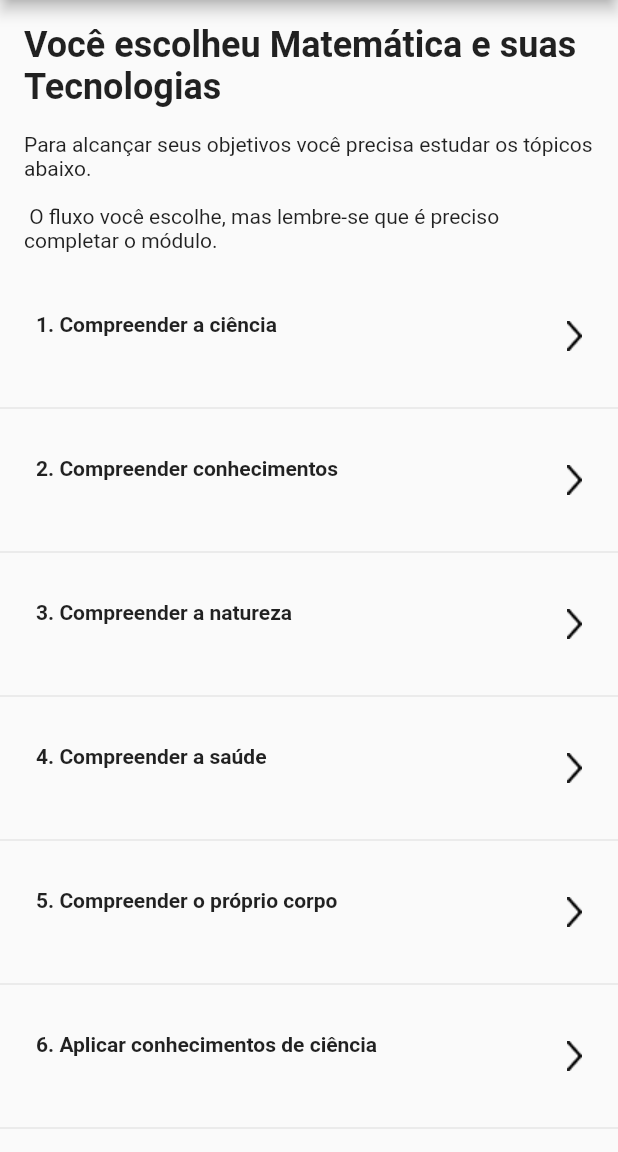
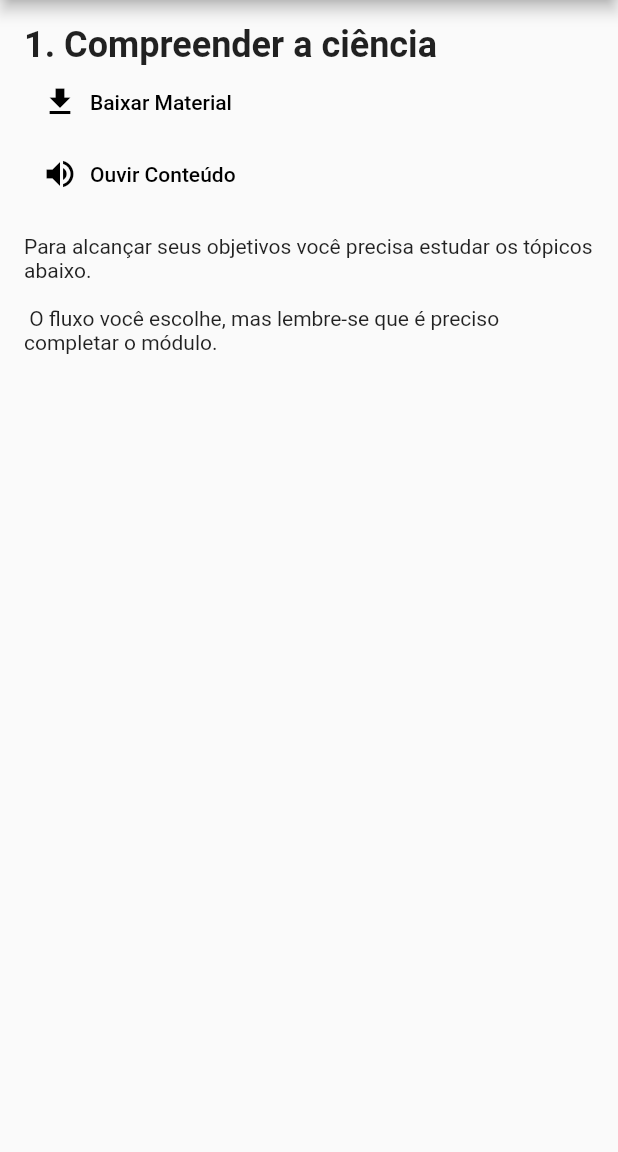
Before and after one commit to moville-hack-group-1/mobile, a Flutter app: the Catch screen opened directly, after a tap on "1. Compreender a ciência", on a phone screen of 412 x 824 dp, the part 84-1236 px from its top. Run offline on Flutter 3.47's test engine with Material 2 defaults, Android fonts, the phone set to English and light mode, and no system bars; our stand-ins replace fluttertoast, sqflite; missing offline and left inert: http_interceptor; accounts and stored records are empty.

Commit message:
Add recover screen, content screen

```diff
--- a/lib/main.dart
+++ b/lib/main.dart
@@ -1,3 +1,4 @@
+import 'package:educanacao/screens/login/login.dart';
 import 'package:educanacao/screens/welcome.dart';
 import 'package:flutter/material.dart';
 
@@ -17,7 +18,7 @@ class EducaNacaoApp extends StatelessWidget {
             buttonColor: Colors.blueAccent[700],
             textTheme: ButtonTextTheme.primary,
           )),
-      home: Welcome(),
+      home: Login(),
     );
   }
 }
--- a/lib/screens/catch.dart
+++ b/lib/screens/catch.dart
@@ -1,5 +1,6 @@
 import 'package:educanacao/components/list_item.dart';
 import 'package:educanacao/components/title.dart';
+import 'package:educanacao/screens/content.dart';
 import 'package:flutter/material.dart';
 
 class Catch extends StatelessWidget {
@@ -34,7 +35,10 @@ class Catch extends StatelessWidget {
                 ListItemComponent(
                   '1. Compreender a ciência',
                   titleSize: 14.0,
-                  onClick: () {},
+                  onClick: () {
+                    Navigator.of(context).push(
+                        MaterialPageRoute(builder: (context) => Content()));
+                  },
                 ),
                 Divider(),
                 ListItemComponent(
--- /dev/null
+++ b/lib/screens/content.dart
@@ -0,0 +1,45 @@
+import 'package:educanacao/components/title.dart';
+import 'package:flutter/material.dart';
+
+class Content extends StatelessWidget {
+  @override
+  Widget build(BuildContext context) {
+    return Scaffold(
+      appBar: AppBar(
+        title: Text('Alcançar'),
+      ),
+      body: Column(
+        children: <Widget>[
+          Padding(
+            padding: const EdgeInsets.all(16.0),
+            child: Column(
+              crossAxisAlignment: CrossAxisAlignment.start,
+              children: <Widget>[
+                TitleComponent('1. Compreender a ciência'),
+                FlatButton.icon(
+                  label: Text('Baixar Material'),
+                  icon: Icon(Icons.file_download),
+                  onPressed: () {},
+                ),
+                FlatButton.icon(
+                  label: Text('Ouvir Conteúdo'),
+                  icon: Icon(Icons.volume_up),
+                  onPressed: () {},
+                ),
+                Padding(
+                  padding: const EdgeInsets.only(top: 16.0),
+                  child: Text(
+                    'Para alcançar seus objetivos você precisa estudar os tópicos abaixo.\n\n O fluxo você escolhe, mas lembre-se que é preciso completar o módulo.',
+                    style: TextStyle(
+                      fontSize: 14.0,
+                    ),
+                  ),
+                ),
+              ],
+            ),
+          ),
+        ],
+      ),
+    );
+  }
+}
```
Also changed, not shown: lib/screens/login/login.dart (renamed from lib/screens/login.dart, +12 -1 lines), lib/screens/login/recover_login.dart (added, +59 -0 lines).
